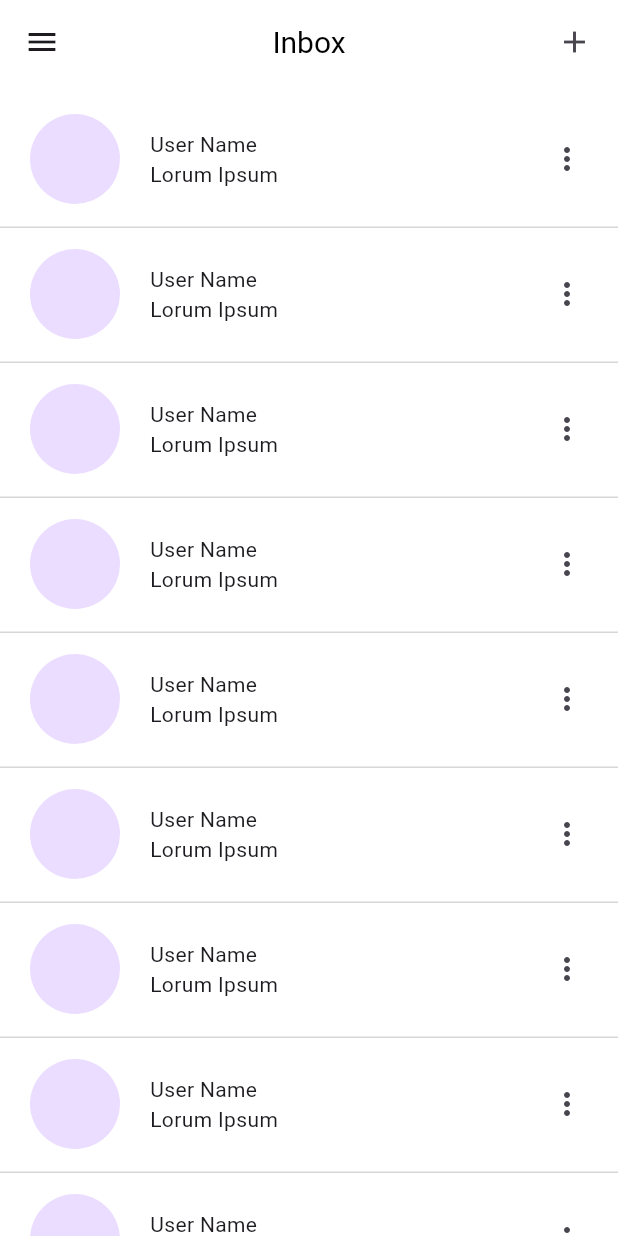
After one commit to AdeebAbubacker/ninety_two_agents, a Flutter app: the AgentsInbox screen opened directly, on a phone screen of 412 x 824 dp. The commit adds this screen. Run offline on Flutter 3.47's test engine with Material 3 defaults, Android fonts, the phone set to English and light mode, and no system bars; our stand-ins replace google_fonts; missing offline and left inert: flutter_quill.

Commit message:
screen 13 created

```diff
--- a/lib/main.dart
+++ b/lib/main.dart
@@ -22,3 +22,4 @@ class MyApp extends StatelessWidget {
     );
   }
 }
+//-------------------
--- /dev/null
+++ b/lib/screens/13agents_inbox.dart
@@ -0,0 +1,95 @@
+// ignore_for_file: file_names
+
+import 'package:flutter/material.dart';
+import 'package:ninetytwoagents/core/const/text_style/text_styles.dart';
+
+class AgentsInbox extends StatefulWidget {
+  const AgentsInbox({super.key});
+
+  @override
+  State<AgentsInbox> createState() => _AgentsInboxState();
+}
+
+class _AgentsInboxState extends State<AgentsInbox> {
+  @override
+  Widget build(BuildContext context) {
+    return Scaffold(
+      backgroundColor: const Color(0XFFFFFFFF),
+      appBar: AppBar(
+        backgroundColor: const Color(0XFFFFFFFF),
+        leading: IconButton(
+          onPressed: () {},
+          icon: const Icon(Icons.menu),
+        ),
+        title: Text(
+          'Inbox',
+          style: TextStyles.roboto20Color00,
+        ),
+        centerTitle: true,
+        actions: <Widget>[
+          Padding(
+            padding: const EdgeInsets.only(right: 5),
+            child: IconButton(
+              icon: const Icon(Icons.add),
+              onPressed: () {},
+            ),
+          ),
+        ],
+      ),
+      body: SafeArea(
+        child: SingleChildScrollView(
+          physics: const BouncingScrollPhysics(),
+          child: Column(
+            children: [
+              SizedBox(height: 20),
+              ListView.builder(
+                physics: const NeverScrollableScrollPhysics(),
+                shrinkWrap: true,
+                itemCount: 10,
+                itemBuilder: (context, index) {
+                  return SizedBox(
+                    width: double.infinity,
+                    height: 90,
+                    child: Column(
+                      children: [
+                        Row(
+                          crossAxisAlignment: CrossAxisAlignment.center,
+                          children: [
+                            const SizedBox(width: 20),
+                            const CircleAvatar(
+                              radius: 30,
+                            ),
+                            const SizedBox(width: 20),
+                            const Column(
+                              crossAxisAlignment: CrossAxisAlignment.start,
+                              children: [
+
+                                Text('User Name'),
+                                Text('Lorum Ipsum')
+                              ],
+                            ),
+                            const Spacer(),
+                            IconButton(
+                                onPressed: () {},
+                                icon: const Icon(Icons.more_vert_rounded)),
+                            const SizedBox(width: 10),
+                          ],
+                        ),
+                        const SizedBox(height: 15),
+                        Container(
+                          width: MediaQuery.of(context).size.width,
+                          height: 1,
+                          color: const Color.fromARGB(255, 215, 215, 215),
+                        )
+                      ],
+                    ),
+                  );
+                },
+              ),
+            ],
+          ),
+        ),
+      ),
+    );
+  }
+}
```
